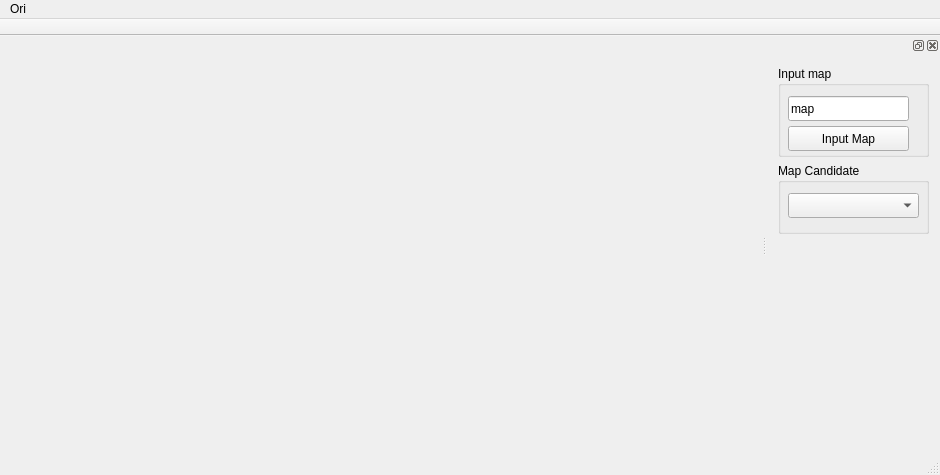
The window that include/topo/UI/topoui.ui (StumboEugen/topology_map) describes before a commit, drawn with Qt 5.
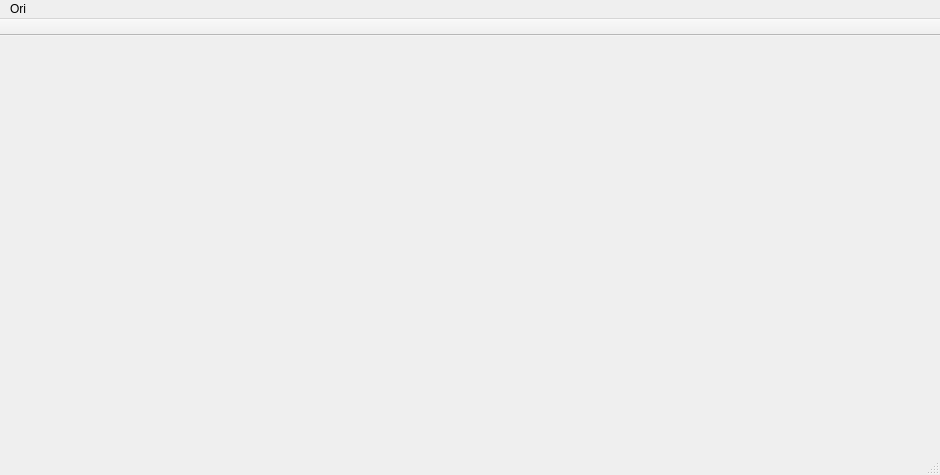
The same window after the commit.

Commit message: move the dock ui to a new file for module control

```diff
--- a/include/topo/UI/topoui.ui
+++ b/include/topo/UI/topoui.ui
@@ -51,108 +51,6 @@
    </attribute>
   </widget>
   <widget class="QStatusBar" name="statusBar"/>
-  <widget class="QDockWidget" name="dockWidget_2">
-   <attribute name="dockWidgetArea">
-    <number>2</number>
-   </attribute>
-   <widget class="QWidget" name="dockWidgetContents_3">
-    <layout class="QGridLayout" name="gridLayout">
-     <item row="0" column="0">
-      <widget class="QGroupBox" name="groupBox">
-       <property name="minimumSize">
-        <size>
-         <width>151</width>
-         <height>91</height>
-        </size>
-       </property>
-       <property name="maximumSize">
-        <size>
-         <width>151</width>
-         <height>91</height>
-        </size>
-       </property>
-       <property name="title">
-        <string>Input map</string>
-       </property>
-       <widget class="QLineEdit" name="etInputMap">
-        <property name="geometry">
-         <rect>
-          <x>10</x>
-          <y>30</y>
-          <width>121</width>
-          <height>25</height>
-         </rect>
-        </property>
-        <property name="whatsThis">
-         <string>&lt;html&gt;&lt;head/&gt;&lt;body&gt;&lt;p&gt;the map name&lt;/p&gt;&lt;p&gt;default floder: ~/topoMaps/&lt;/p&gt;&lt;/body&gt;&lt;/html&gt;</string>
-        </property>
-        <property name="layoutDirection">
-         <enum>Qt::LeftToRight</enum>
-        </property>
-        <property name="text">
-         <string>map</string>
-        </property>
-       </widget>
-       <widget class="QPushButton" name="btnInputMap">
-        <property name="geometry">
-         <rect>
-          <x>10</x>
-          <y>60</y>
-          <width>121</width>
-          <height>25</height>
-         </rect>
-        </property>
-        <property name="text">
-         <string>Input Map</string>
-        </property>
-       </widget>
-      </widget>
-     </item>
-     <item row="2" column="0">
-      <spacer name="verticalSpacer">
-       <property name="orientation">
-        <enum>Qt::Vertical</enum>
-       </property>
-       <property name="sizeHint" stdset="0">
-        <size>
-         <width>20</width>
-         <height>40</height>
-        </size>
-       </property>
-      </spacer>
-     </item>
-     <item row="1" column="0">
-      <widget class="QGroupBox" name="groupBox_2">
-       <property name="minimumSize">
-        <size>
-         <width>151</width>
-         <height>71</height>
-        </size>
-       </property>
-       <property name="maximumSize">
-        <size>
-         <width>151</width>
-         <height>71</height>
-        </size>
-       </property>
-       <property name="title">
-        <string>Map Candidate</string>
-       </property>
-       <widget class="QComboBox" name="cmboMapCandidate">
-        <property name="geometry">
-         <rect>
-          <x>10</x>
-          <y>30</y>
-          <width>131</width>
-          <height>25</height>
-         </rect>
-        </property>
-       </widget>
-      </widget>
-     </item>
-    </layout>
-   </widget>
-  </widget>
  </widget>
  <layoutdefault spacing="6" margin="11"/>
  <resources/>
```
The commit also changes 4 other files.
